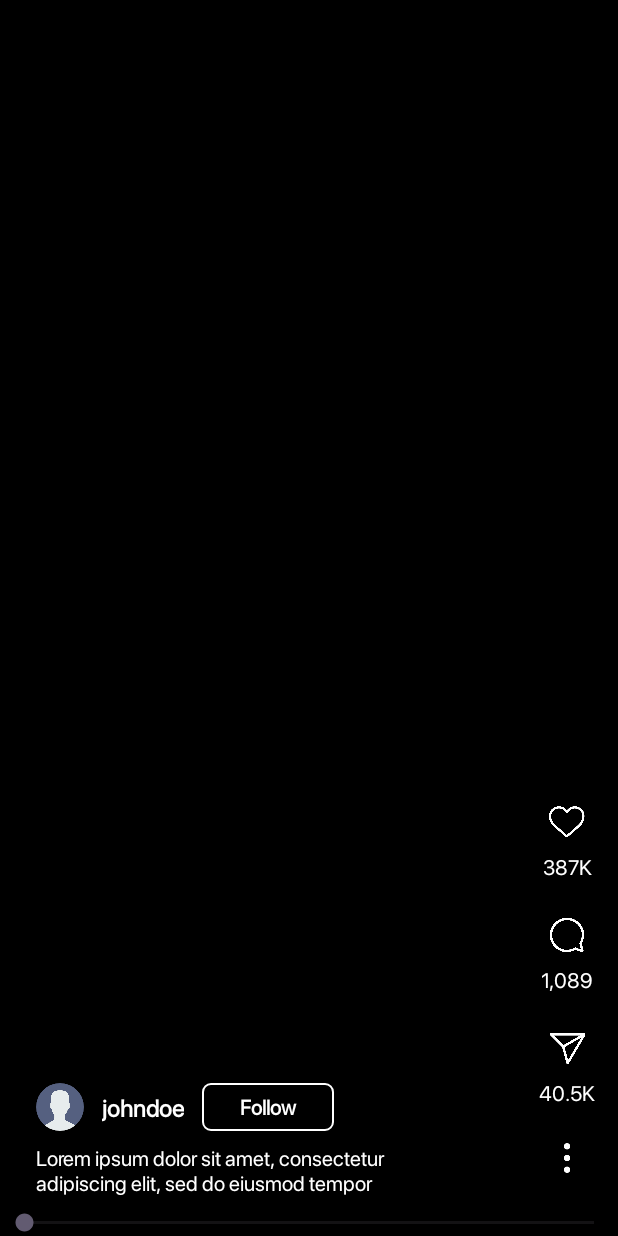
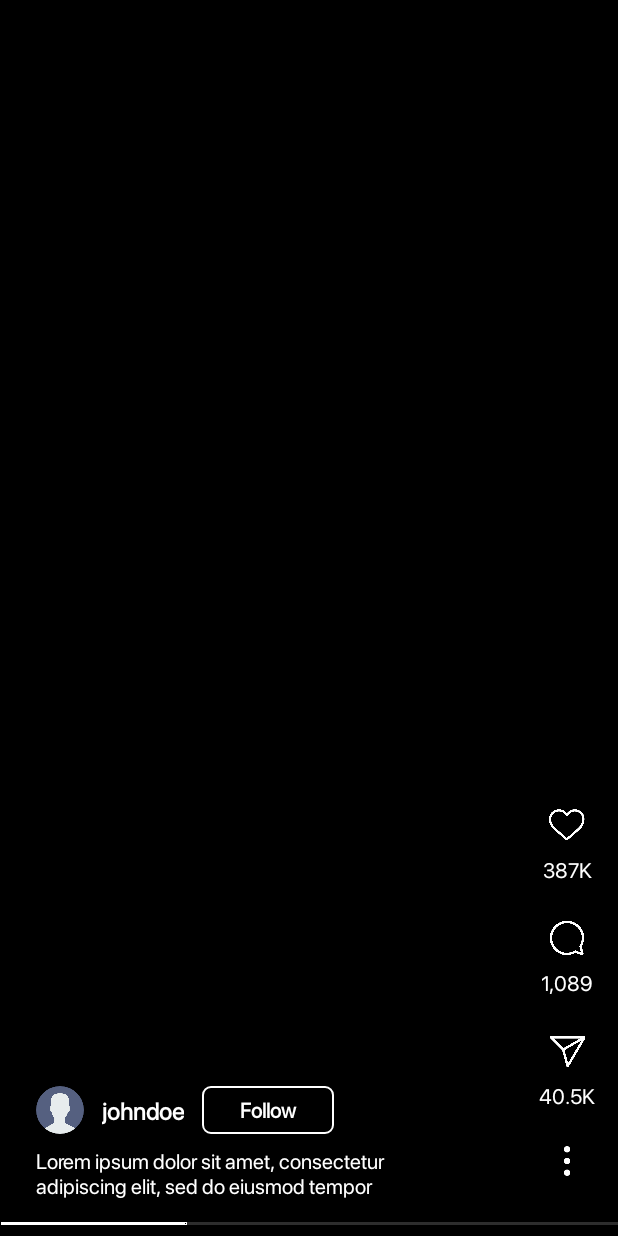
Before and after one commit to subhajit-rajak/instagram-clone, an Android app: the layout reel_dg.xml on its own in the app's theme, with its tools: preview values and no code run, on a phone screen of 412 x 824 dp. Run offline under Robolectric (Android 15) with nearby library versions, the phone set to English and light mode, and no system bars; Roboto replaces fonts that are not available here.

Commit message:
Improved progress bar ui in reels screen

```diff
--- a/app/src/main/res/layout/reel_dg.xml
+++ b/app/src/main/res/layout/reel_dg.xml
@@ -10,6 +10,13 @@
         android:id="@+id/seekBar"
         android:layout_width="match_parent"
         android:layout_height="wrap_content"
+        android:layout_marginStart="-16dp"
+        android:layout_marginEnd="-16dp"
+        android:progress="30"
+        android:progressBackgroundTint="#AEAEAE"
+        android:progressTint="#FFFFFF"
+        android:thumb="@android:color/transparent"
+        android:thumbTint="#FFFFFF"
         app:layout_constraintBottom_toBottomOf="parent"
         app:layout_constraintEnd_toEndOf="parent"
         app:layout_constraintStart_toStartOf="parent" />
```
